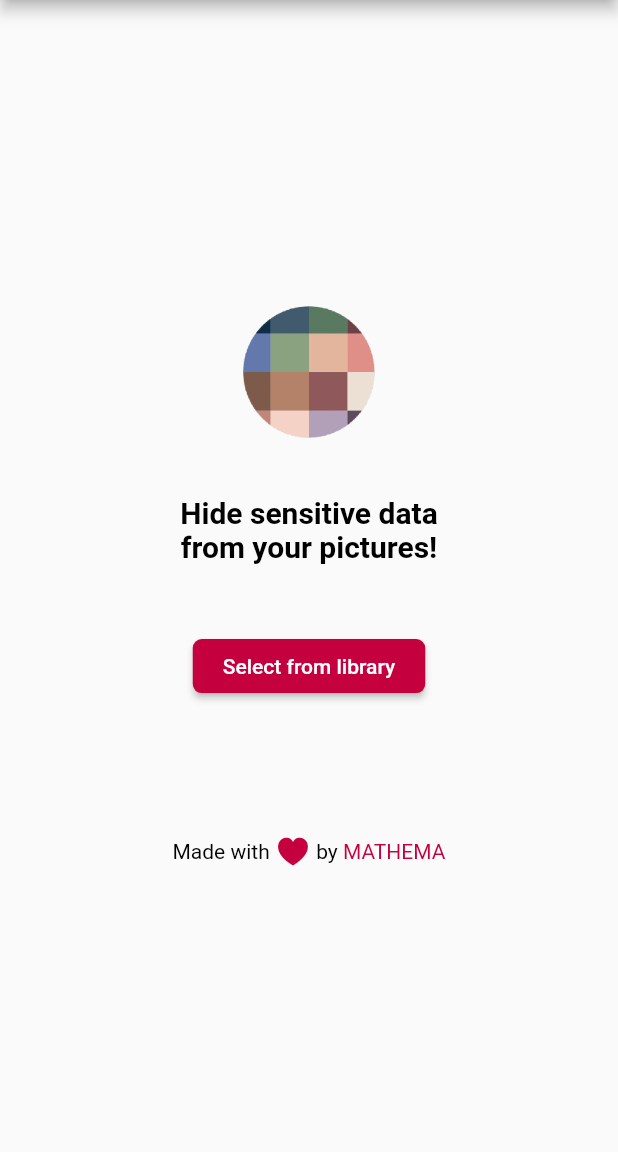
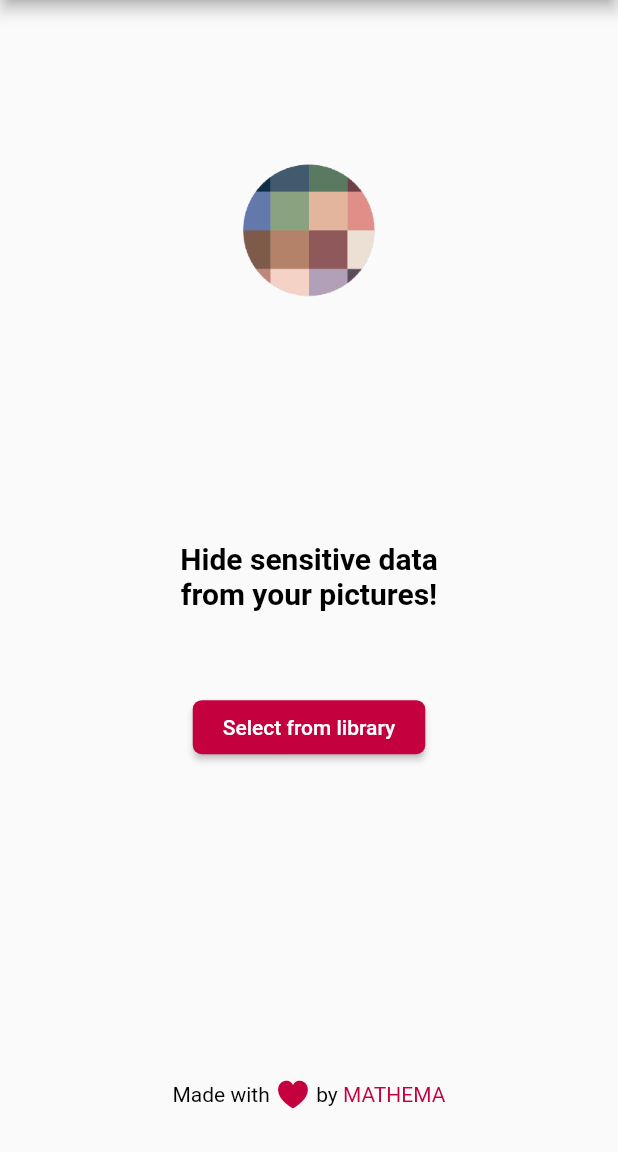
Before and after one commit to vaginessa/privacyblur, a Flutter app: the screen it shows after launch, on a phone screen of 412 x 824 dp, the part 84-1236 px from its top. Run offline on Flutter 3.47's test engine with Material 2 defaults, Android fonts, the phone set to English and light mode, and no system bars; our stand-ins replace flutter_bloc, flutter_styled_toast, flutter_translate, image_gallery_saver, image_picker, permission_handler and 2 more; missing offline and left inert: flutter_exif_rotation, flutter_translate_annotations, image_picker_for_web, image_size_getter, shared_preferences_web.

Commit message:
centered box on main

```diff
--- a/lib/src/screens/main/main_view.dart
+++ b/lib/src/screens/main/main_view.dart
@@ -1,4 +1,5 @@
 import 'dart:io';
+import 'dart:math';
 
 import 'package:flutter/cupertino.dart';
 import 'package:flutter/material.dart';
@@ -12,6 +13,7 @@ import 'package:privacyblur/src/router.dart';
 import 'package:privacyblur/src/utils/layout_config.dart';
 import 'package:privacyblur/src/widgets/adaptive_widgets_builder.dart';
 import 'package:privacyblur/src/widgets/message_bar.dart';
+import 'package:privacyblur/src/widgets/section.dart';
 import 'package:privacyblur/src/widgets/theme/theme_provider.dart';
 import 'package:url_launcher/url_launcher.dart';
 
@@ -66,36 +68,32 @@ class _MainScreenState extends State<MainScreen> with WidgetsBindingObserver {
 
   Widget buildPageBody(BuildContext context) {
     Color textColor = AppTheme.fontColor(context);
-    double spacer = _layoutConfig.getScaledSize(20);
 
     return SafeArea(
       child: Container(
         constraints: BoxConstraints.expand(),
         child: LayoutBuilder(builder: (context, BoxConstraints constraints) {
-          return SingleChildScrollView(
-            child: Container(
-              constraints: BoxConstraints(minHeight: constraints.minHeight),
-              child: Center(
-                  child: Padding(
-                      padding: EdgeInsets.symmetric(horizontal: spacer),
-                      child: Column(
-                        mainAxisAlignment: MainAxisAlignment.center,
-                        crossAxisAlignment: CrossAxisAlignment.center,
+          double screenInnerHeight = constraints.minHeight;
+          return Column(
             children: [
-                          Image.asset('lib/resources/images/launch_image.png'),
-                          SizedBox(height: spacer),
-                          Text(
+              Section(
+                  child:
+                      Image.asset('lib/resources/images/launch_image.png', height: min(screenInnerHeight * 0.3, 360)),
+                  sectionHeight: screenInnerHeight * 0.4),
+              Section(
+                  child: Text(
                     translate(Keys.Main_Screen_Content),
                     style: TextStyle(
-                                fontSize: Theme.of(context)
-                                    .textTheme
-                                    .headline6!
-                                    .fontSize,
+                        fontSize:
+                            Theme.of(context).textTheme.headline6!.fontSize,
                         fontWeight: FontWeight.bold,
                         color: textColor),
                     textAlign: TextAlign.center,
                   ),
-                          SizedBox(height: spacer * 2),
+                  sectionHeight: screenInnerHeight * 0.2),
+              Section(
+                  child: Column(
+                    children: [
                       TextButtonBuilder.build(
                           text: translate(Keys.Main_Screen_Select_Image),
                           onPressed: () =>
@@ -106,14 +104,15 @@ class _MainScreenState extends State<MainScreen> with WidgetsBindingObserver {
                               vertical: 10, horizontal: 20),
                           color: Colors.white),
                       if (!havePermission) _showPermissionWarning(),
-                          SizedBox(height: spacer * 4),
-                          Row(
+                    ],
+                  ),
+                  sectionHeight: screenInnerHeight * 0.3),
+              Section(
+                child: Row(
                   mainAxisAlignment: MainAxisAlignment.center,
                   children: [
-                              Text('Made with ',
-                                  style: TextStyle(color: textColor)),
-                              Icon(CupertinoIcons.heart_fill,
-                                  color: primaryColor),
+                    Text('Made with ', style: TextStyle(color: textColor)),
+                    Icon(CupertinoIcons.heart_fill, color: primaryColor),
                     Text(' by ', style: TextStyle(color: textColor)),
                     GestureDetector(
                       child: Text('MATHEMA',
@@ -122,9 +121,9 @@ class _MainScreenState extends State<MainScreen> with WidgetsBindingObserver {
                     ),
                   ],
                 ),
+                sectionHeight: screenInnerHeight * 0.1,
+              ),
             ],
-                      ))),
-            ),
           );
         }),
       ),
--- /dev/null
+++ b/lib/src/widgets/section.dart
@@ -0,0 +1,25 @@
+import 'package:flutter/material.dart';
+
+class Section extends StatelessWidget {
+  final Widget child;
+  final double? sectionHeight;
+  final double? aspectRatio;
+
+  Section({required this.child, required this.sectionHeight})
+      : this.aspectRatio = null;
+  Section.withAspectRatio({required this.child, this.aspectRatio = 1})
+      : this.sectionHeight = null;
+
+  @override
+  Widget build(BuildContext context) {
+    if (aspectRatio != null) {
+      return AspectRatio(child: this.child, aspectRatio: this.aspectRatio!);
+    } else {
+      return SizedBox(
+          height: this.sectionHeight!,
+          child: Center(
+            child: this.child,
+          ));
+    }
+  }
+}
```
Lines whose indentation alone changed are shown as unchanged.
